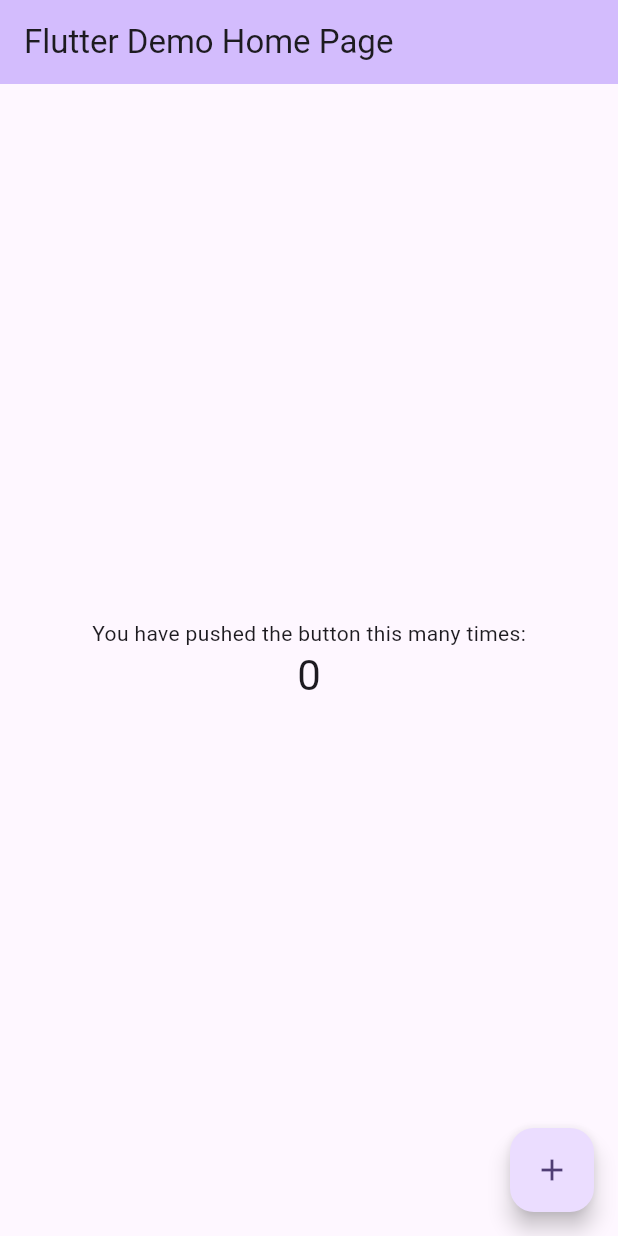
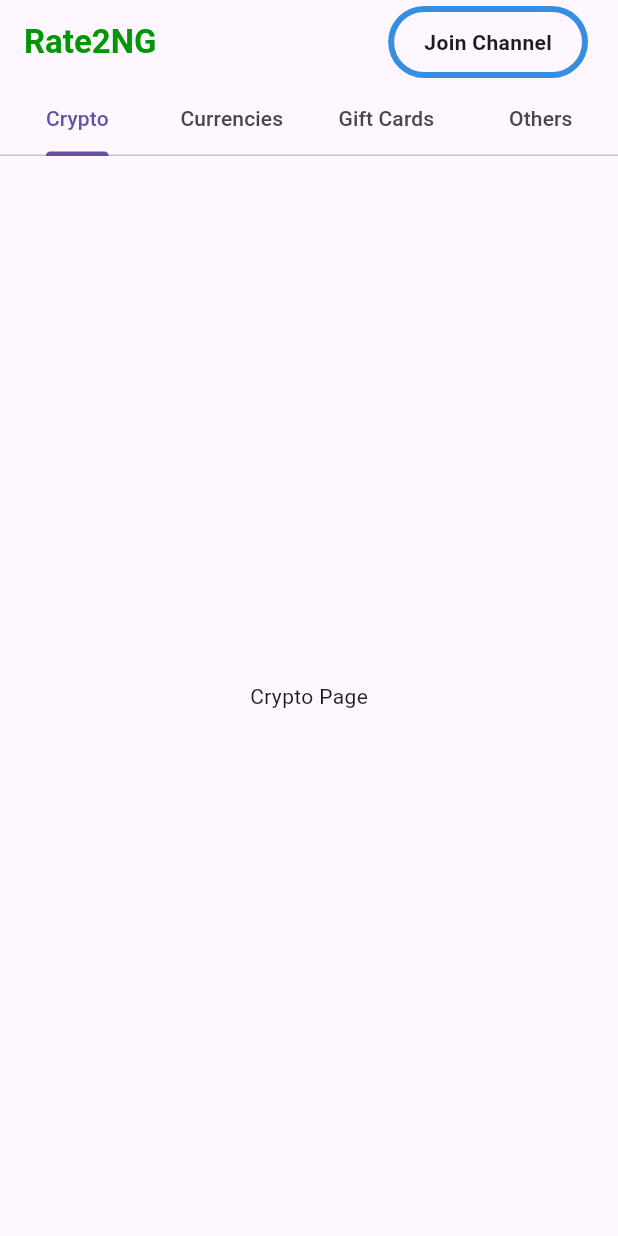
Before and after one commit to devfemibadmus/rate2ng, a Flutter app: the screen it shows after launch, on a phone screen of 412 x 824 dp. Run offline on Flutter 3.47's test engine with Material 3 defaults, Android fonts, the phone set to English and light mode, and no system bars.

Commit message:
🏗️ skel 🔽 eton 🔧

```diff
--- a/lib/main.dart
+++ b/lib/main.dart
@@ -1,125 +1,107 @@
 import 'package:flutter/material.dart';
 
 void main() {
-  runApp(const MyApp());
+  runApp(MyApp());
 }
 
 class MyApp extends StatelessWidget {
-  const MyApp({super.key});
-
-  // This widget is the root of your application.
   @override
   Widget build(BuildContext context) {
     return MaterialApp(
-      title: 'Flutter Demo',
-      theme: ThemeData(
-        // This is the theme of your application.
-        //
-        // TRY THIS: Try running your application with "flutter run". You'll see
-        // the application has a purple toolbar. Then, without quitting the app,
-        // try changing the seedColor in the colorScheme below to Colors.green
-        // and then invoke "hot reload" (save your changes or press the "hot
-        // reload" button in a Flutter-supported IDE, or press "r" if you used
-        // the command line to start the app).
-        //
-        // Notice that the counter didn't reset back to zero; the application
-        // state is not lost during the reload. To reset the state, use hot
-        // restart instead.
-        //
-        // This works for code too, not just values: Most code changes can be
-        // tested with just a hot reload.
-        colorScheme: ColorScheme.fromSeed(seedColor: Colors.deepPurple),
-        useMaterial3: true,
-      ),
-      home: const MyHomePage(title: 'Flutter Demo Home Page'),
+      debugShowCheckedModeBanner: false,
+      home: HomeScreen(),
     );
   }
 }
 
-class MyHomePage extends StatefulWidget {
-  const MyHomePage({super.key, required this.title});
+class HomeScreen extends StatefulWidget {
+  @override
+  _HomeScreenState createState() => _HomeScreenState();
+}
 
-  // This widget is the home page of your application. It is stateful, meaning
-  // that it has a State object (defined below) that contains fields that affect
-  // how it looks.
-
-  // This class is the configuration for the state. It holds the values (in this
-  // case the title) provided by the parent (in this case the App widget) and
-  // used by the build method of the State. Fields in a Widget subclass are
-  // always marked "final".
-
-  final String title;
+class _HomeScreenState extends State<HomeScreen> with TickerProviderStateMixin {
+  late AnimationController _controller;
+  late Animation<Color?> _borderColor;
 
   @override
-  State<MyHomePage> createState() => _MyHomePageState();
-}
+  void initState() {
+    super.initState();
+    _controller = AnimationController(
+      duration: Duration(seconds: 2),
+      vsync: this,
+    )..repeat(reverse: true);
+    _borderColor =
+        ColorTween(begin: Colors.blue, end: Colors.red).animate(_controller);
+  }
 
-class _MyHomePageState extends State<MyHomePage> {
-  int _counter = 0;
-
-  void _incrementCounter() {
-    setState(() {
-      // This call to setState tells the Flutter framework that something has
-      // changed in this State, which causes it to rerun the build method below
-      // so that the display can reflect the updated values. If we changed
-      // _counter without calling setState(), then the build method would not be
-      // called again, and so nothing would appear to happen.
-      _counter++;
-    });
+  @override
+  void dispose() {
+    _controller.dispose();
+    super.dispose();
   }
 
   @override
   Widget build(BuildContext context) {
-    // This method is rerun every time setState is called, for instance as done
-    // by the _incrementCounter method above.
-    //
-    // The Flutter framework has been optimized to make rerunning build methods
-    // fast, so that you can just rebuild anything that needs updating rather
-    // than having to individually change instances of widgets.
-    return Scaffold(
-      appBar: AppBar(
-        // TRY THIS: Try changing the color here to a specific color (to
-        // Colors.amber, perhaps?) and trigger a hot reload to see the AppBar
-        // change color while the other colors stay the same.
-        backgroundColor: Theme.of(context).colorScheme.inversePrimary,
-        // Here we take the value from the MyHomePage object that was created by
-        // the App.build method, and use it to set our appbar title.
-        title: Text(widget.title),
-      ),
-      body: Center(
-        // Center is a layout widget. It takes a single child and positions it
-        // in the middle of the parent.
-        child: Column(
-          // Column is also a layout widget. It takes a list of children and
-          // arranges them vertically. By default, it sizes itself to fit its
-          // children horizontally, and tries to be as tall as its parent.
-          //
-          // Column has various properties to control how it sizes itself and
-          // how it positions its children. Here we use mainAxisAlignment to
-          // center the children vertically; the main axis here is the vertical
-          // axis because Columns are vertical (the cross axis would be
-          // horizontal).
-          //
-          // TRY THIS: Invoke "debug painting" (choose the "Toggle Debug Paint"
-          // action in the IDE, or press "p" in the console), to see the
-          // wireframe for each widget.
-          mainAxisAlignment: MainAxisAlignment.center,
-          children: <Widget>[
-            const Text(
-              'You have pushed the button this many times:',
+    return DefaultTabController(
+      length: 4,
+      child: Scaffold(
+        appBar: AppBar(
+          title: Text(
+            'Rate2NG',
+            style: TextStyle(
+              color: Color(0xFF009605),
+              fontWeight: FontWeight.w700,
             ),
-            Text(
-              '$_counter',
-              style: Theme.of(context).textTheme.headlineMedium,
+          ),
+          actions: [
+            InkWell(
+              onTap: () {
+                // Open the link
+                launch('https://t.me/rate2ng');
+              },
+              child: AnimatedBuilder(
+                animation: _controller,
+                builder: (context, child) {
+                  return Container(
+                    padding: EdgeInsets.symmetric(horizontal: 20, vertical: 10),
+                    decoration: BoxDecoration(
+                      border: Border.all(
+                          color: _borderColor.value ?? Colors.blue, width: 4),
+                      borderRadius: BorderRadius.circular(30),
+                    ),
+                    child: Text(
+                      'Join Channel',
+                      style: TextStyle(fontWeight: FontWeight.bold),
+                    ),
+                  );
+                },
+              ),
             ),
+            SizedBox(width: 20),
+          ],
+          bottom: TabBar(
+            tabs: [
+              Tab(text: 'Crypto'),
+              Tab(text: 'Currencies'),
+              Tab(text: 'Gift Cards'),
+              Tab(text: 'Others'),
+            ],
+          ),
+        ),
+        body: TabBarView(
+          children: [
+            Center(child: Text('Crypto Page')),
+            Center(child: Text('Currencies Page')),
+            Center(child: Text('Gift Cards Page')),
+            Center(child: Text('Others Page')),
           ],
         ),
       ),
-      floatingActionButton: FloatingActionButton(
-        onPressed: _incrementCounter,
-        tooltip: 'Increment',
-        child: const Icon(Icons.add),
-      ), // This trailing comma makes auto-formatting nicer for build methods.
     );
   }
+
+  void launch(String url) {
+    // This is just a placeholder, use the 'url_launcher' package in a real app
+    print('Opening URL: $url');
+  }
 }
--- a/pubspec.yaml
+++ b/pubspec.yaml
@@ -34,6 +34,7 @@ dependencies:
   # The following adds the Cupertino Icons font to your application.
   # Use with the CupertinoIcons class for iOS style icons.
   cupertino_icons: ^1.0.8
+  http: ^1.3.0
 
 dev_dependencies:
   flutter_test:
```
Also changed, not shown: pubspec.lock.
